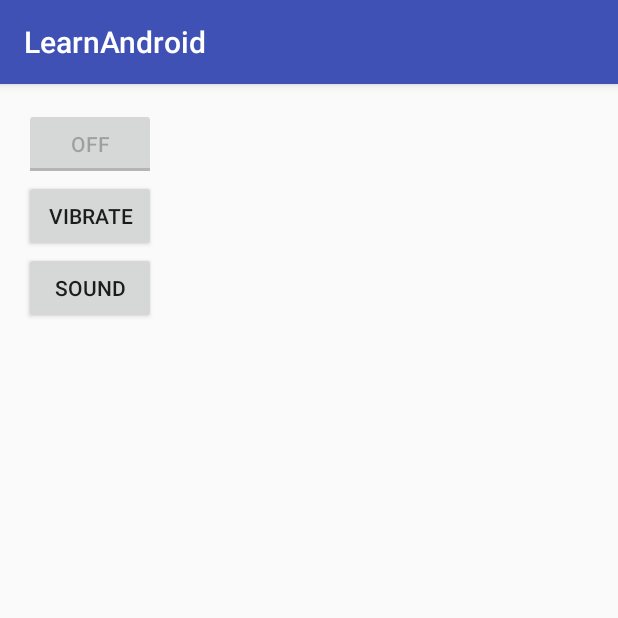
After one commit to anztrax/learn-making-android-app, an Android app: the LearnLightActionSoundActivity screen opened directly, with no data from a screen before it, on a phone screen of 412 x 824 dp, the top half of it. The commit adds this screen. Run offline under Robolectric (Android 15) with nearby library versions, the phone set to English and light mode, and no system bars.

Commit message:
add light, sound and vibration activity example

```diff
--- a/app/build.gradle
+++ b/app/build.gradle
@@ -6,7 +6,7 @@ android {
 
     defaultConfig {
         applicationId "com.hello.test.learnandroid"
-        minSdkVersion 14
+        minSdkVersion 21
         targetSdkVersion 23
         versionCode 1
         versionName "1.0"
--- a/app/src/main/AndroidManifest.xml
+++ b/app/src/main/AndroidManifest.xml
@@ -6,6 +6,7 @@
     <uses-permission android:name="com.android.launcher.permission.UNINSTALL_SHORTCUT"/>
     <uses-permission android:name="android.permission.WRITE_EXTERNAL_STORAGE"/>
     <uses-permission android:name="android.permission.READ_EXTERNAL_STORAGE"/>
+    <uses-permission android:name="android.permission.VIBRATE" />
 
     <application
         android:allowBackup="true"
@@ -83,6 +84,8 @@
         </activity>
         <activity android:name=".learndata.LearnUsingLoaderActivity">
         </activity>
+        <activity android:name=".notificationandalerts.LearnLightActionSoundActivity">
+        </activity>
     </application>
 
 </manifest>
--- /dev/null
+++ b/app/src/main/java/com/hello/test/learnandroid/notificationandalerts/LearnLightActionSoundActivity.java
@@ -0,0 +1,80 @@
+package com.hello.test.learnandroid.notificationandalerts;
+
+import android.content.Context;
+import android.content.Intent;
+import android.hardware.camera2.CameraAccessException;
+import android.hardware.camera2.CameraCharacteristics;
+import android.hardware.camera2.CameraManager;
+import android.media.Ringtone;
+import android.media.RingtoneManager;
+import android.net.Uri;
+import android.os.Build;
+import android.os.Vibrator;
+import android.support.v7.app.AppCompatActivity;
+import android.os.Bundle;
+import android.view.View;
+import android.widget.ToggleButton;
+
+import com.hello.test.learnandroid.R;
+
+public class LearnLightActionSoundActivity extends AppCompatActivity {
+  private CameraManager cameraManager;
+  private String mCameraId = null;
+  private ToggleButton toggleLightButton;
+
+  @Override
+  protected void onCreate(Bundle savedInstanceState) {
+    super.onCreate(savedInstanceState);
+    setContentView(R.layout.activity_learn_light_action_sound);
+    toggleLightButton = (ToggleButton)findViewById(R.id.buttonLights);
+    //toggle flash light only for android M
+    if(Build.VERSION.SDK_INT >= Build.VERSION_CODES.M){
+      cameraManager = (CameraManager)this.getSystemService(Context.CAMERA_SERVICE);
+      mCameraId = getCameraId();
+      if(mCameraId == null){
+        toggleLightButton.setEnabled(false);
+      }else{
+        toggleLightButton.setEnabled(true);
+      }
+    }else{
+      toggleLightButton.setEnabled(false);
+    }
+  }
+
+  private String getCameraId(){
+    try{
+      String[] ids = cameraManager.getCameraIdList();
+      for(String id : ids){
+        CameraCharacteristics cameraCharacteristics = cameraManager.getCameraCharacteristics(id);
+        Boolean flashAvailable = cameraCharacteristics.get(CameraCharacteristics.FLASH_INFO_AVAILABLE);
+        Integer facingDirection = cameraCharacteristics.get(CameraCharacteristics.LENS_FACING);
+        if(flashAvailable != null && flashAvailable && facingDirection != null && facingDirection == CameraCharacteristics.LENS_FACING_BACK){
+          return id;
+        }
+      }
+    }catch (CameraAccessException e){
+      e.printStackTrace();
+    }
+    return null;
+  }
+
+  public void clickLights(View view){
+    if(Build.VERSION.SDK_INT >= Build.VERSION_CODES.M){
+      try{
+        cameraManager.setTorchMode(mCameraId,toggleLightButton.isChecked());
+      }catch (CameraAccessException e){
+        e.printStackTrace();
+      }
+    }
+  }
+
+  public void clickVibrate(View view){
+    ((Vibrator)getSystemService(VIBRATOR_SERVICE)).vibrate(1000);
+  }
+
+  public void clickSound(View view){
+    Uri notificationSoundUri = RingtoneManager.getDefaultUri(RingtoneManager.TYPE_NOTIFICATION);
+    Ringtone ringtone = RingtoneManager.getRingtone(getApplicationContext(),notificationSoundUri);
+    ringtone.play();
+  }
+}
--- /dev/null
+++ b/app/src/main/res/layout/activity_learn_light_action_sound.xml
@@ -0,0 +1,32 @@
+<?xml version="1.0" encoding="utf-8"?>
+<RelativeLayout
+    xmlns:android="http://schemas.android.com/apk/res/android"
+    xmlns:tools="http://schemas.android.com/tools"
+    android:layout_width="match_parent"
+    android:layout_height="match_parent"
+    android:paddingBottom="@dimen/activity_vertical_margin"
+    android:paddingLeft="@dimen/activity_horizontal_margin"
+    android:paddingRight="@dimen/activity_horizontal_margin"
+    android:paddingTop="@dimen/activity_vertical_margin"
+    tools:context="com.hello.test.learnandroid.notificationandalerts.LearnLightActionSoundActivity">
+    <ToggleButton
+        android:id="@+id/buttonLights"
+        android:text="Lights"
+        android:layout_width="wrap_content"
+        android:layout_height="wrap_content"
+        android:onClick="clickLights"/>
+    <Button
+        android:layout_below="@id/buttonLights"
+        android:id="@+id/btnClickVibrate"
+        android:layout_width="wrap_content"
+        android:layout_height="wrap_content"
+        android:text="Vibrate"
+        android:onClick="clickVibrate" />
+    <Button
+        android:layout_below="@id/btnClickVibrate"
+        android:id="@+id/btnSound"
+        android:text="Sound"
+        android:layout_width="wrap_content"
+        android:layout_height="wrap_content"
+        android:onClick="clickSound"/>
+</RelativeLayout>
--- a/app/src/main/res/layout/activity_main.xml
+++ b/app/src/main/res/layout/activity_main.xml
@@ -46,6 +46,10 @@
         android:onClick="onClickDataSectionBtn"/>
 
     <Button
+        android:layout_below="@id/dataSectionBtn"
+        android:id="@+id/notificationsAndAlerts"
+        android:text="Notifications and Alerts"
         android:layout_width="wrap_content"
-        android:layout_height="wrap_content"/>
+        android:layout_height="wrap_content"
+        android:onClick="onClickNotificationsAndAlerts"/>
 </RelativeLayout>
```
Also changed, not shown: app/src/main/java/com/hello/test/learnandroid/MainActivity.java (+6 -0 lines).
